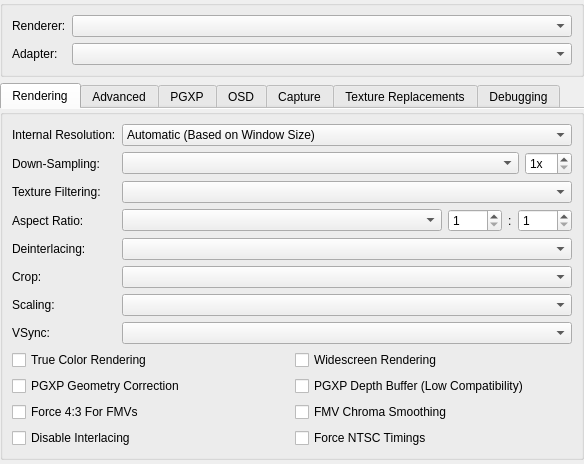
The window that src/duckstation-qt/graphicssettingswidget.ui (kofxi3584karlayang/duckstation) describes before a commit, drawn with Qt 5.
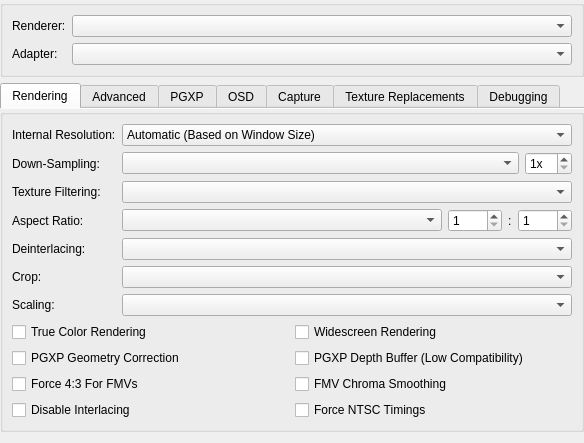
The same window after the commit.

```diff
--- a/src/duckstation-qt/graphicssettingswidget.ui
+++ b/src/duckstation-qt/graphicssettingswidget.ui
@@ -7,7 +7,7 @@
     <x>0</x>
     <y>0</y>
     <width>584</width>
-    <height>450</height>
+    <height>430</height>
    </rect>
   </property>
   <property name="windowTitle">
@@ -280,17 +280,7 @@
           <item row="6" column="1">
            <widget class="QComboBox" name="displayScaling"/>
           </item>
-          <item row="7" column="0">
-           <widget class="QLabel" name="label_2">
-            <property name="text">
-             <string>VSync:</string>
-            </property>
-           </widget>
-          </item>
-          <item row="7" column="1">
-           <widget class="QComboBox" name="displaySyncMode"/>
-          </item>
-          <item row="8" column="0" colspan="2">
+          <item row="7" column="0" colspan="2">
            <layout class="QGridLayout" name="gridLayout_2">
             <item row="1" column="0">
              <widget class="QCheckBox" name="pgxpEnable">
```
Left out of the diff: 124 changed lines with no effect on the pictures.
